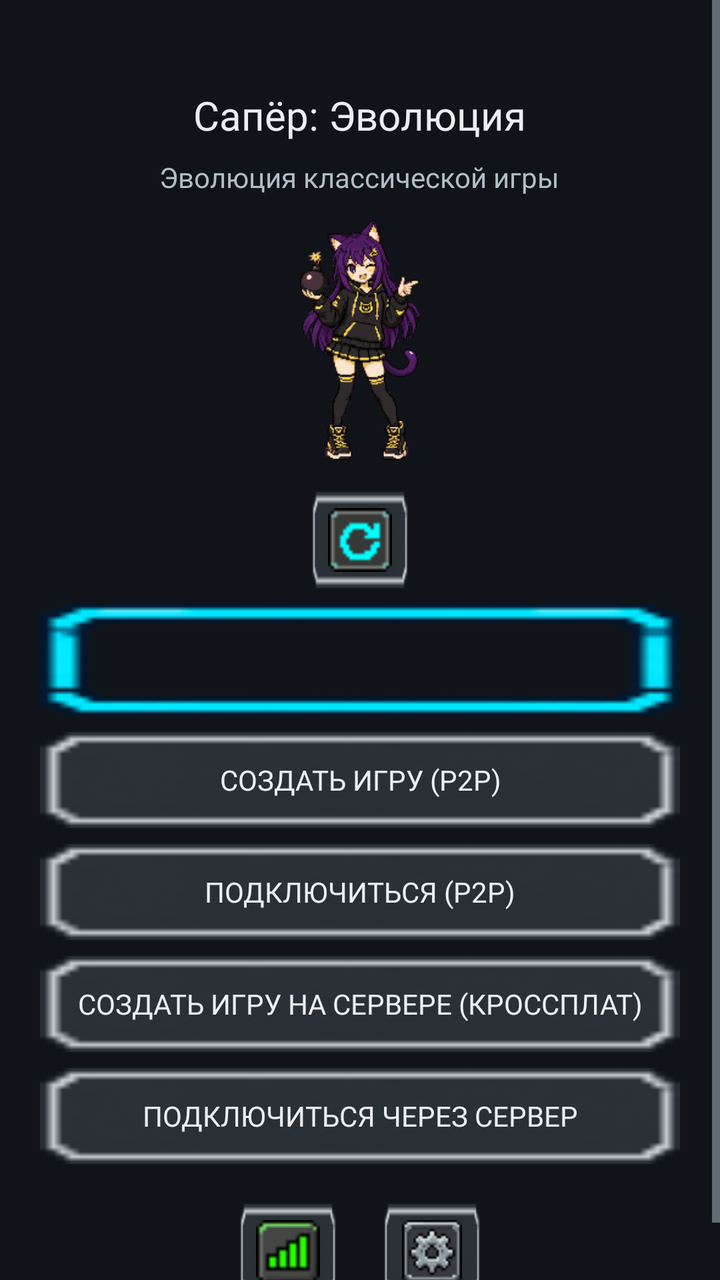
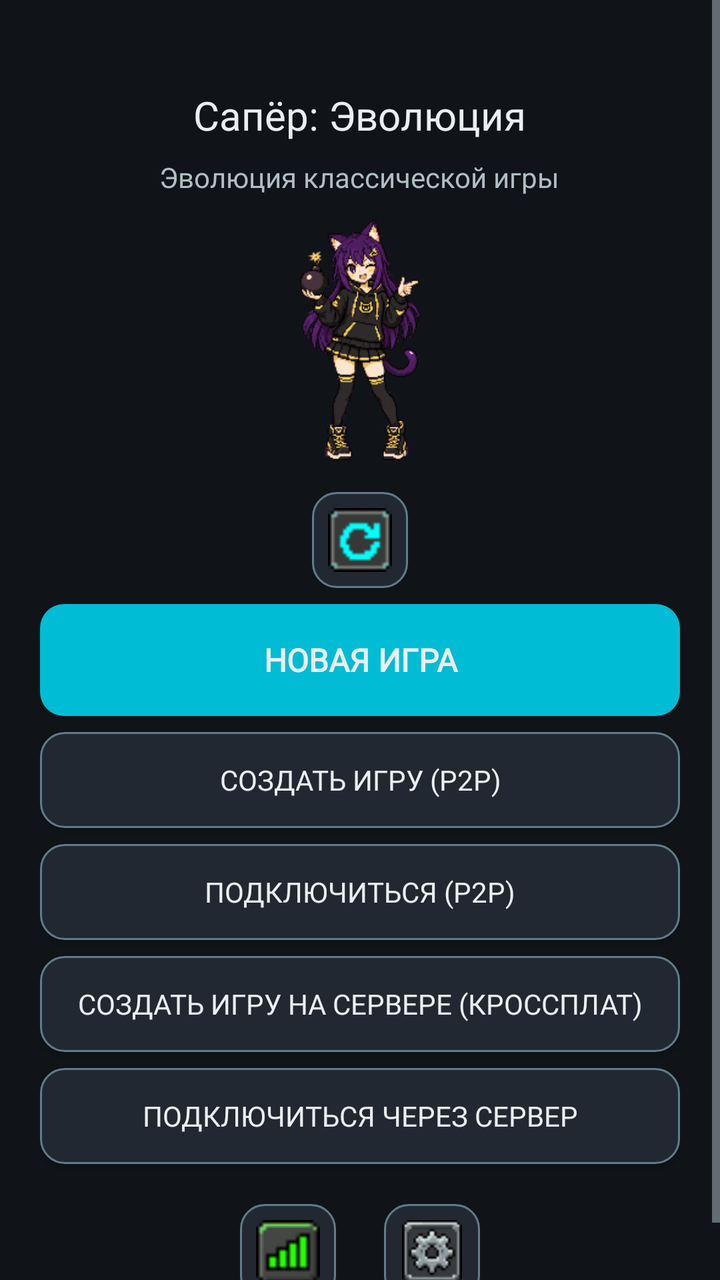

Screens rendered from an Android XML layout before and after an edit, with the pre-edit source and the edit as a unified diff.
<!-- AndroidManifest.xml: application theme Theme.MinesweeperEvolution -->
<!-- res/layout/activity_main.xml -->
<?xml version="1.0" encoding="utf-8"?>
<ScrollView xmlns:android="http://schemas.android.com/apk/res/android"
    android:layout_width="match_parent"
    android:layout_height="match_parent"
    android:background="@color/bg_dark"
    android:fillViewport="true">

    <LinearLayout
        android:layout_width="match_parent"
        android:layout_height="wrap_content"
        android:orientation="vertical"
        android:padding="20dp">

        
        <TextView
            android:id="@+id/title"
            android:layout_width="wrap_content"
            android:layout_height="wrap_content"
            android:layout_gravity="center"
            android:layout_marginTop="24dp"
            android:fontFamily="@font/press_start_2p"
            android:text="@string/app_name"
            android:textColor="@color/text_primary"
            android:textSize="20sp"
            android:maxLines="2"
            android:gravity="center" />

        <TextView
            android:id="@+id/subtitle"
            android:layout_width="wrap_content"
            android:layout_height="wrap_content"
            android:layout_gravity="center"
            android:layout_marginTop="8dp"
            android:fontFamily="@font/pixelify_sans"
            android:text="@string/app_subtitle"
            android:textColor="@color/text_secondary"
            android:textSize="14sp" />

        
        <ImageView
            android:id="@+id/mascotImage"
            android:layout_width="120dp"
            android:layout_height="120dp"
            android:layout_gravity="center"
            android:layout_marginTop="12dp"
            android:layout_marginBottom="16dp"
            android:contentDescription="@string/app_name"
            android:src="@drawable/mascot_idle" />

        
        <Button
            android:id="@+id/btnContinue"
            android:layout_width="match_parent"
            android:layout_height="56dp"
            android:layout_marginBottom="8dp"
            android:background="@drawable/ui_button_active"
            android:fontFamily="@font/pixelify_sans"
            android:text="@string/continue_game"
            android:textColor="@color/bg_dark"
            android:textSize="16sp"
            android:textStyle="bold"
            android:visibility="gone" />

        
        <ImageView
            android:id="@+id/btnQuickGame"
            android:layout_width="48dp"
            android:layout_height="48dp"
            android:layout_gravity="center"
            android:layout_marginBottom="8dp"
            android:background="@drawable/ui_button_normal"
            android:padding="8dp"
            android:scaleType="fitCenter"
            android:src="@drawable/icon_retry"
            android:contentDescription="@string/restart"
            android:clickable="true"
            android:focusable="true" />

        
        <Button
            android:id="@+id/btnNewGame"
            android:layout_width="match_parent"
            android:layout_height="56dp"
            android:layout_marginBottom="8dp"
            android:background="@drawable/ui_button_active"
            android:fontFamily="@font/pixelify_sans"
            android:text="@string/new_game"
            android:textColor="@color/bg_dark"
            android:textSize="16sp"
            android:textStyle="bold" />

        
        <Button
            android:id="@+id/btnMpHost"
            android:layout_width="match_parent"
            android:layout_height="48dp"
            android:layout_marginBottom="8dp"
            android:background="@drawable/ui_button_normal"
            android:fontFamily="@font/pixelify_sans"
            android:text="@string/mp_host"
            android:textColor="@color/text_primary"
            android:textSize="14sp" />

        <Button
            android:id="@+id/btnMpJoin"
            android:layout_width="match_parent"
            android:layout_height="48dp"
            android:layout_marginBottom="8dp"
            android:background="@drawable/ui_button_normal"
            android:fontFamily="@font/pixelify_sans"
            android:text="@string/mp_join"
            android:textColor="@color/text_primary"
            android:textSize="14sp" />

        <Button
            android:id="@+id/btnMpRelayHost"
            android:layout_width="match_parent"
            android:layout_height="48dp"
            android:layout_marginBottom="8dp"
            android:background="@drawable/ui_button_normal"
            android:fontFamily="@font/pixelify_sans"
            android:text="@string/mp_relay_host"
            android:textColor="@color/text_primary"
            android:textSize="14sp" />

        <Button
            android:id="@+id/btnMpRelayJoin"
            android:layout_width="match_parent"
            android:layout_height="48dp"
            android:layout_marginBottom="20dp"
            android:background="@drawable/ui_button_normal"
            android:fontFamily="@font/pixelify_sans"
            android:text="@string/mp_relay_join"
            android:textColor="@color/text_primary"
            android:textSize="14sp" />

        <View
            android:layout_width="match_parent"
            android:layout_height="0dp"
            android:layout_weight="1" />

        
        <LinearLayout
            android:layout_width="match_parent"
            android:layout_height="wrap_content"
            android:orientation="horizontal"
            android:gravity="center">

            <ImageView
                android:id="@+id/btnStats"
                android:layout_width="48dp"
                android:layout_height="48dp"
                android:layout_marginEnd="24dp"
                android:background="@drawable/ui_button_normal"
                android:padding="8dp"
                android:scaleType="fitCenter"
                android:src="@drawable/icon_stats"
                android:contentDescription="@string/stats"
                android:clickable="true"
                android:focusable="true" />

            <ImageView
                android:id="@+id/btnSettings"
                android:layout_width="48dp"
                android:layout_height="48dp"
                android:background="@drawable/ui_button_normal"
                android:padding="8dp"
                android:scaleType="fitCenter"
                android:src="@drawable/icon_settings"
                android:contentDescription="@string/settings"
                android:clickable="true"
                android:focusable="true" />
        </LinearLayout>

    </LinearLayout>
</ScrollView>
<!-- resources referenced by this layout -->
<resources>
  <color name="bg_dark">#FF101418</color>
  <color name="text_primary">#FFECEFF1</color>
  <color name="text_secondary">#FFB0BEC5</color>
  <!-- drawable icon_stats: png bitmap (drawable, 471 bytes) -->
  <!-- drawable ui_button_active: png bitmap (drawable, 845 bytes) -->
  <!-- drawable ui_button_normal: png bitmap (drawable, 1182 bytes) -->
  <string name="app_name">Сапёр: Эволюция</string>
  <string name="app_subtitle">Эволюция классической игры</string>
  <string name="continue_game">Продолжить</string>
  <string name="mp_host">Создать игру (P2P)</string>
  <string name="mp_join">Подключиться (P2P)</string>
  <string name="mp_relay_host">Создать игру на сервере (кроссплат)</string>
  <string name="mp_relay_join">Подключиться через сервер</string>
  <string name="new_game">Новая игра</string>
  <string name="restart">Заново</string>
  <string name="settings">Настройки</string>
  <string name="stats">Статистика</string>
  <style name="Theme.MinesweeperEvolution" parent="Theme.AppCompat.NoActionBar">
          <item name="colorPrimary">@color/accent</item>
          <item name="colorPrimaryDark">@color/accent_2</item>
          <item name="colorAccent">@color/accent</item>
          <item name="android:windowBackground">@color/bg_dark</item>
          <item name="android:textColorPrimary">@color/text_primary</item>
          <item name="android:textColorSecondary">@color/text_secondary</item>
          <item name="android:statusBarColor" tools:targetApi="l">@color/bg_dark</item>
          
          <item name="android:alertDialogTheme">@style/Theme.MinesweeperDialog</item>
          <item name="alertDialogTheme">@style/Theme.MinesweeperDialog</item>
      </style>
  <color name="accent">#FF00BCD4</color>
  <color name="accent_2">#FF26C6DA</color>
  <style name="Theme.MinesweeperDialog" parent="Theme.AppCompat.Dialog.Alert">
          <item name="android:windowBackground">@color/bg_panel</item>
          <item name="android:textColorPrimary">@color/text_primary</item>
          <item name="android:textColorSecondary">@color/text_secondary</item>
          <item name="colorAccent">@color/accent</item>
          <item name="android:buttonBarButtonStyle">@style/Widget.DialogButton</item>
      </style>
  <color name="bg_panel">#FF1A1F26</color>
  <style name="Widget.DialogButton" parent="Widget.AppCompat.Button.ButtonBar.AlertDialog">
          <item name="android:textColor">@color/accent</item>
      </style>
  <!-- unchanged entries left out for length: 3 -->
</resources>

<!-- the commit's change to res/layout/activity_main.xml (unified diff, before → after) -->
@@ -53,10 +53,10 @@
             android:layout_width="match_parent"
             android:layout_height="56dp"
             android:layout_marginBottom="8dp"
-            android:background="@drawable/ui_button_active"
+            android:background="@drawable/bg_button_primary"
             android:fontFamily="@font/pixelify_sans"
             android:text="@string/continue_game"
-            android:textColor="@color/bg_dark"
+            android:textColor="@color/text_primary"
             android:textSize="16sp"
             android:textStyle="bold"
             android:visibility="gone" />
@@ -68,7 +68,7 @@
             android:layout_height="48dp"
             android:layout_gravity="center"
             android:layout_marginBottom="8dp"
-            android:background="@drawable/ui_button_normal"
+            android:background="@drawable/bg_button_secondary"
             android:padding="8dp"
             android:scaleType="fitCenter"
             android:src="@drawable/icon_retry"
@@ -82,10 +82,10 @@
             android:layout_width="match_parent"
             android:layout_height="56dp"
             android:layout_marginBottom="8dp"
-            android:background="@drawable/ui_button_active"
+            android:background="@drawable/bg_button_primary"
             android:fontFamily="@font/pixelify_sans"
             android:text="@string/new_game"
-            android:textColor="@color/bg_dark"
+            android:textColor="@color/text_primary"
             android:textSize="16sp"
             android:textStyle="bold" />
 
@@ -95,7 +95,7 @@
             android:layout_width="match_parent"
             android:layout_height="48dp"
             android:layout_marginBottom="8dp"
-            android:background="@drawable/ui_button_normal"
+            android:background="@drawable/bg_button_secondary"
             android:fontFamily="@font/pixelify_sans"
             android:text="@string/mp_host"
             android:textColor="@color/text_primary"
@@ -106,7 +106,7 @@
             android:layout_width="match_parent"
             android:layout_height="48dp"
             android:layout_marginBottom="8dp"
-            android:background="@drawable/ui_button_normal"
+            android:background="@drawable/bg_button_secondary"
             android:fontFamily="@font/pixelify_sans"
             android:text="@string/mp_join"
             android:textColor="@color/text_primary"
@@ -117,7 +117,7 @@
             android:layout_width="match_parent"
             android:layout_height="48dp"
             android:layout_marginBottom="8dp"
-            android:background="@drawable/ui_button_normal"
+            android:background="@drawable/bg_button_secondary"
             android:fontFamily="@font/pixelify_sans"
             android:text="@string/mp_relay_host"
             android:textColor="@color/text_primary"
@@ -128,7 +128,7 @@
             android:layout_width="match_parent"
             android:layout_height="48dp"
             android:layout_marginBottom="20dp"
-            android:background="@drawable/ui_button_normal"
+            android:background="@drawable/bg_button_secondary"
             android:fontFamily="@font/pixelify_sans"
             android:text="@string/mp_relay_join"
             android:textColor="@color/text_primary"
@@ -151,7 +151,7 @@
                 android:layout_width="48dp"
                 android:layout_height="48dp"
                 android:layout_marginEnd="24dp"
-                android:background="@drawable/ui_button_normal"
+                android:background="@drawable/bg_button_secondary"
                 android:padding="8dp"
                 android:scaleType="fitCenter"
                 android:src="@drawable/icon_stats"
@@ -163,7 +163,7 @@
                 android:id="@+id/btnSettings"
                 android:layout_width="48dp"
                 android:layout_height="48dp"
-                android:background="@drawable/ui_button_normal"
+                android:background="@drawable/bg_button_secondary"
                 android:padding="8dp"
                 android:scaleType="fitCenter"
                 android:src="@drawable/icon_settings"
<!-- resource entries referenced after the edit -->
@@ -3,9 +3,53 @@
   <color name="bg_dark">#FF101418</color>
   <color name="text_primary">#FFECEFF1</color>
   <color name="text_secondary">#FFB0BEC5</color>
+  <!-- drawable bg_button_primary (drawable) -->
+  <?xml version="1.0" encoding="utf-8"?>
+  <selector xmlns:android="http://schemas.android.com/apk/res/android">
+      
+      <item android:state_pressed="true">
+          <shape android:shape="rectangle">
+              <solid android:color="@color/accent_2"/>
+              <corners android:radius="12dp"/>
+          </shape>
+      </item>
+      
+      <item>
+          <shape android:shape="rectangle">
+              <solid android:color="@color/accent"/>
+              <corners android:radius="12dp"/>
+          </shape>
+      </item>
+  </selector>
+  <!-- drawable bg_button_secondary (drawable) -->
+  <?xml version="1.0" encoding="utf-8"?>
+  <selector xmlns:android="http://schemas.android.com/apk/res/android">
+      
+      <item android:state_selected="true">
+          <shape android:shape="rectangle">
+              <solid android:color="@color/accent"/>
+              <corners android:radius="12dp"/>
+              <stroke android:width="1dp" android:color="@color/accent_2"/>
+          </shape>
+      </item>
+      
+      <item android:state_pressed="true">
+          <shape android:shape="rectangle">
+              <solid android:color="@color/bg_panel_alt"/>
+              <corners android:radius="12dp"/>
+              <stroke android:width="2dp" android:color="@color/accent"/>
+          </shape>
+      </item>
+      
+      <item>
+          <shape android:shape="rectangle">
+              <solid android:color="@color/bg_panel_alt"/>
+              <corners android:radius="12dp"/>
+              <stroke android:width="1dp" android:color="@color/text_dim"/>
+          </shape>
+      </item>
+  </selector>
   <!-- drawable icon_stats: png bitmap (drawable, 471 bytes) -->
-  <!-- drawable ui_button_active: png bitmap (drawable, 845 bytes) -->
-  <!-- drawable ui_button_normal: png bitmap (drawable, 1182 bytes) -->
   <string name="app_name">Сапёр: Эволюция</string>
   <string name="app_subtitle">Эволюция классической игры</string>
   <string name="continue_game">Продолжить</string>
@@ -30,6 +74,8 @@
           <item name="alertDialogTheme">@style/Theme.MinesweeperDialog</item>
       </style>
   <color name="accent">#FF00BCD4</color>
+  <color name="bg_panel_alt">#FF222831</color>
+  <color name="text_dim">#FF607D8B</color>
   <color name="accent_2">#FF26C6DA</color>
   <style name="Theme.MinesweeperDialog" parent="Theme.AppCompat.Dialog.Alert">
           <item name="android:windowBackground">@color/bg_panel</item>
